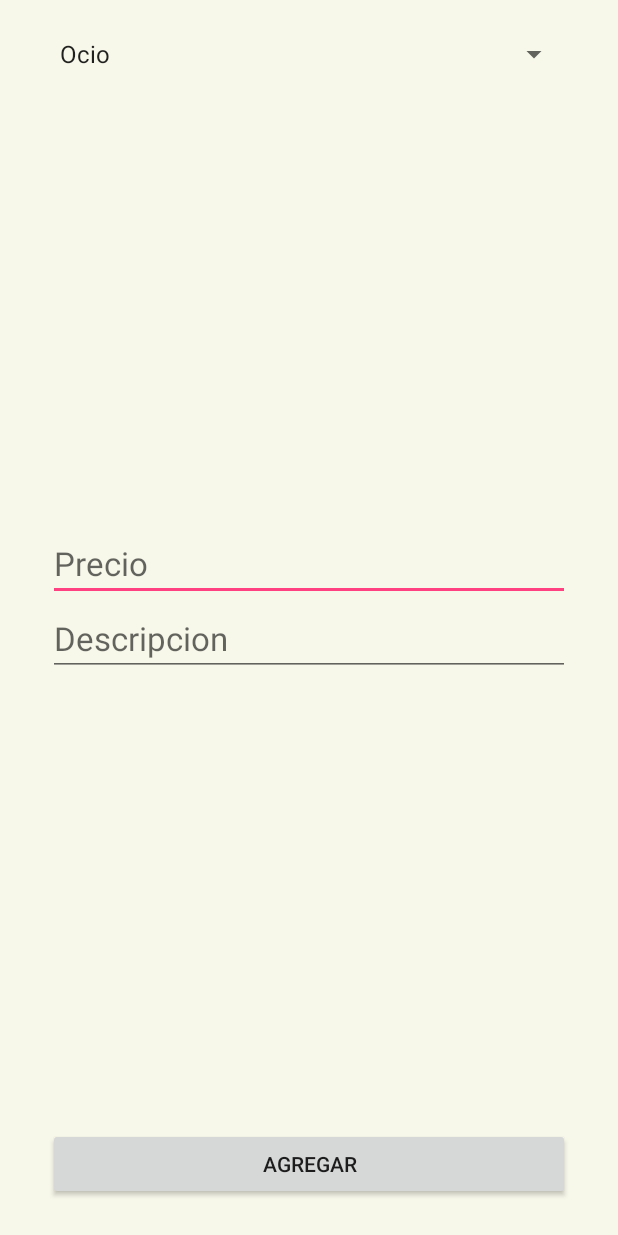
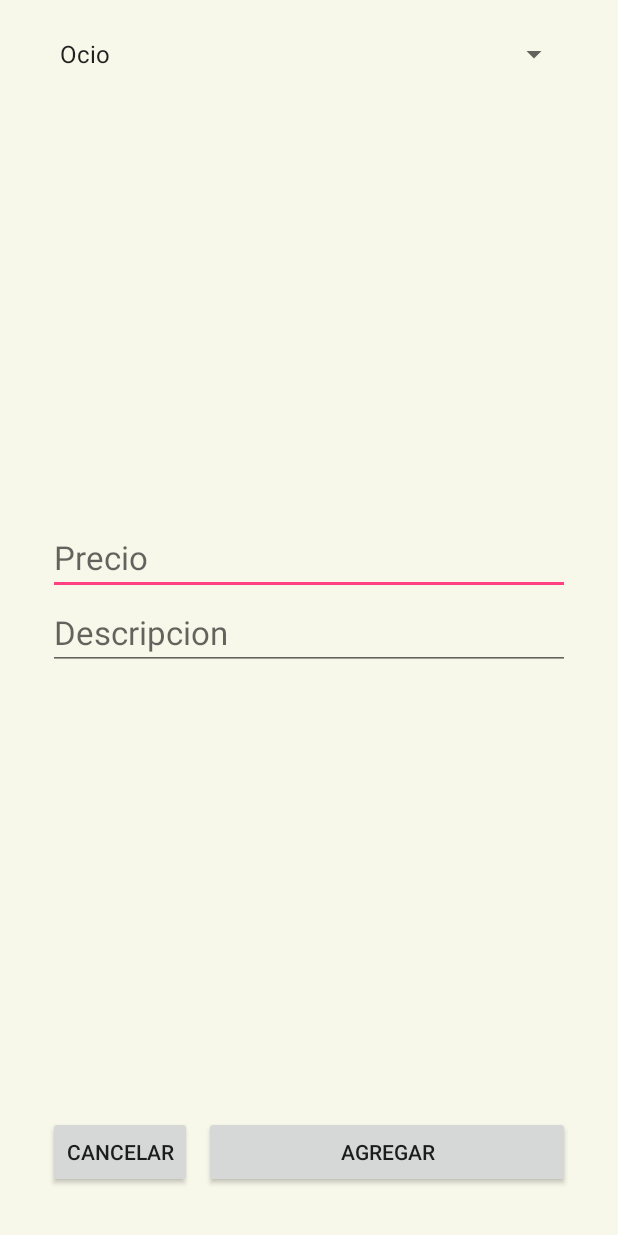
Before and after one commit to segallar94/WalletKeeper, an Android app: the layout entry_addition.xml on its own in the app's theme, with its tools: preview values and no code run, on a phone screen of 412 x 824 dp. Run offline under Robolectric (Android 15) with nearby library versions, the phone set to English and light mode, and no system bars.

Commit message:
AddEntry with cancel button and testing non-emptyness

```diff
--- a/app/src/main/java/cl/usm/inf/walletkeeper/adapters/AccountEntryListAdapter.java
+++ b/app/src/main/java/cl/usm/inf/walletkeeper/adapters/AccountEntryListAdapter.java
@@ -10,6 +10,7 @@ import android.widget.TextView;
 
 import com.google.gson.Gson;
 
+import java.util.ArrayList;
 import java.util.Collections;
 import java.util.List;
 
@@ -73,6 +74,9 @@ public class AccountEntryListAdapter extends RecyclerView.Adapter<AccountEntryLi
         Collections.sort(this.itemsData);
     }
 
+    public List<AccountEntryData> getListClone() {
+        return (List<AccountEntryData> ) (new ArrayList<AccountEntryData>(itemsData));
+    }
 
     @Override
     public String toString(){
--- a/app/src/main/res/layout/entry_addition.xml
+++ b/app/src/main/res/layout/entry_addition.xml
@@ -12,7 +12,7 @@
     <Spinner
         android:id="@+id/categorySelector"
         style="@style/Base.TextAppearance.AppCompat.Widget.DropDownItem"
-        android:layout_width="match_parent"
+        android:layout_width="0dp"
         android:layout_height="wrap_content"
         android:layout_alignParentStart="true"
         android:layout_alignParentTop="true"
@@ -20,15 +20,17 @@
         android:layout_marginRight="32dp"
         android:layout_marginTop="24dp"
         android:layout_weight="1"
-        android:entries="@array/categorias_nombre"
+        android:entries="@array/categories_list"
         app:layout_constraintHorizontal_bias="0.0"
         app:layout_constraintLeft_toLeftOf="parent"
         app:layout_constraintRight_toRightOf="parent"
-        app:layout_constraintTop_toTopOf="parent" />
+        app:layout_constraintTop_toTopOf="parent"
+        android:layout_marginStart="32dp"
+        android:layout_marginEnd="32dp" />
 
     <RelativeLayout
         android:id="@+id/relativeLayout"
-        android:layout_width="match_parent"
+        android:layout_width="0dp"
         android:layout_height="wrap_content"
         android:layout_marginBottom="16dp"
         android:layout_marginLeft="32dp"
@@ -39,7 +41,8 @@
         app:layout_constraintRight_toRightOf="parent"
         app:layout_constraintTop_toBottomOf="@+id/categorySelector"
         app:layout_constraintVertical_bias="0.501"
-        tools:layout_editor_absoluteY="-14dp">
+        android:layout_marginStart="32dp"
+        android:layout_marginEnd="32dp">
 
         <EditText
             android:id="@+id/entryValue"
@@ -75,14 +78,27 @@
         android:layout_height="wrap_content"
         android:layout_alignParentBottom="true"
         android:layout_alignParentStart="true"
-        android:layout_marginBottom="24dp"
+        android:layout_marginBottom="32dp"
+        android:layout_marginEnd="32dp"
+        android:layout_marginRight="32dp"
         android:elevation="0dp"
+        android:onClick="onAddClick"
         android:text="@string/add_btn"
         app:layout_constraintBottom_toBottomOf="parent"
-        app:layout_constraintHorizontal_bias="0.0"
-        app:layout_constraintLeft_toLeftOf="parent"
         app:layout_constraintRight_toRightOf="parent"
+        app:layout_constraintLeft_toRightOf="@+id/entryCancelBtn"
+        android:layout_marginLeft="8dp" />
+
+    <Button
+        android:id="@+id/entryCancelBtn"
+        android:layout_width="wrap_content"
+        android:layout_height="wrap_content"
+        android:layout_marginBottom="32dp"
         android:layout_marginLeft="32dp"
-        android:layout_marginRight="32dp" />
+        android:layout_marginStart="32dp"
+        android:onClick="onCancelClick"
+        android:text="@string/cancel_btn"
+        app:layout_constraintBottom_toBottomOf="parent"
+        app:layout_constraintLeft_toLeftOf="parent" />
 
 </android.support.constraint.ConstraintLayout>
--- a/app/src/main/res/values/strings.xml
+++ b/app/src/main/res/values/strings.xml
@@ -9,15 +9,9 @@
     <string name="add_btn">agregar</string>
     <string name="desc_hint">Descripcion</string>
     <string name="price_hint">Precio</string>
+    <string name="cancel_btn">cancelar</string>
 
-    <string-array name="categorias_id">
-        <item>1</item>
-        <item>2</item>
-        <item>3</item>
-        <item>4</item>
-    </string-array>
-
-    <string-array name="categorias_nombre">
+    <string-array name="categories_list">
         <item>Ocio</item>
         <item>Hogar</item>
         <item>Salud</item>
```
Also changed, not shown: app/src/main/java/cl/usm/inf/walletkeeper/AddEntryActivity.java (+18 -33 lines), app/src/main/java/cl/usm/inf/walletkeeper/structs/AccountEntryData.java (+9 -9 lines).
